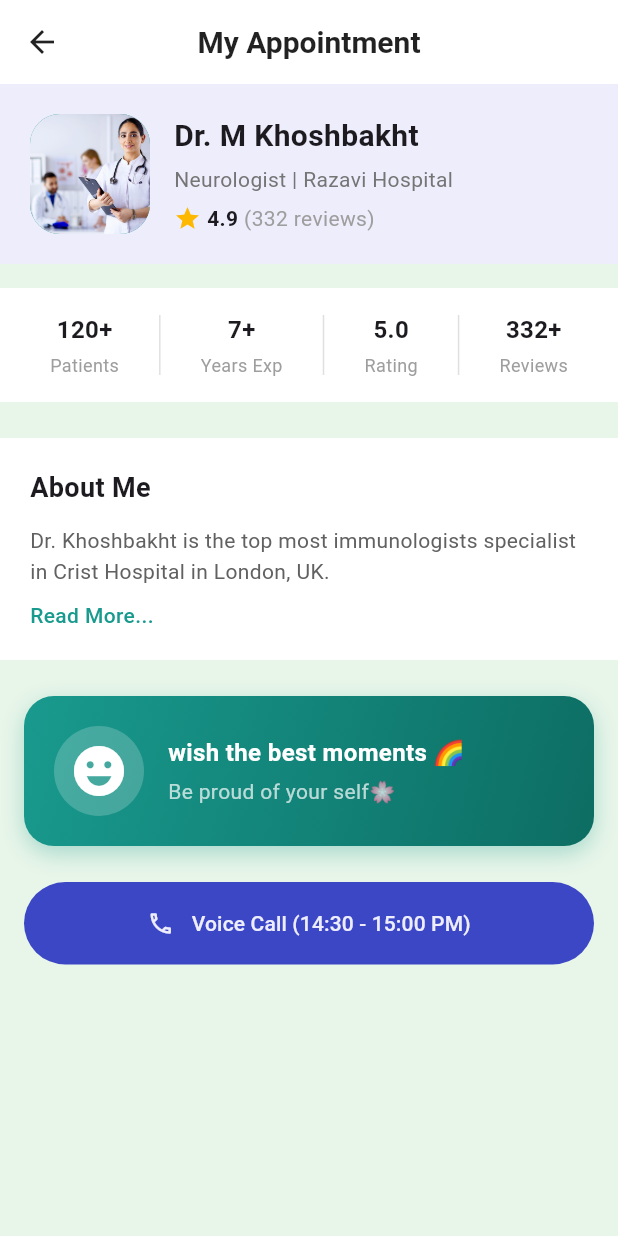
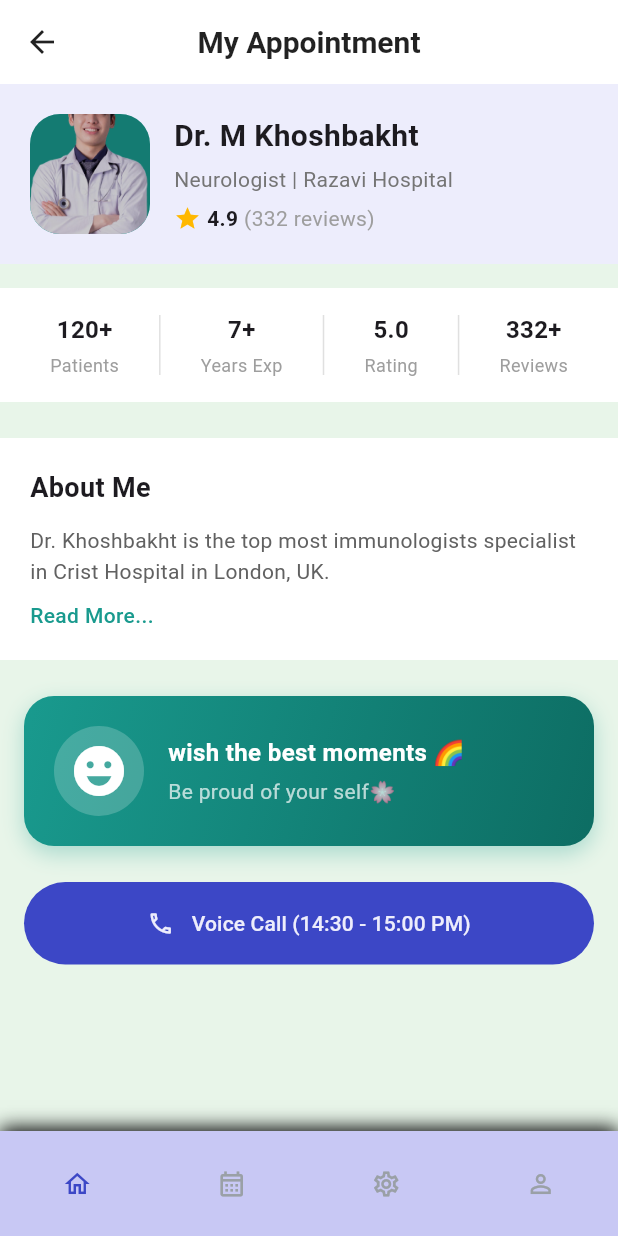
Before and after one commit to ZahraSedighiDev/medical--health, a Flutter app: the ThirdpageView screen opened by its route, on a phone screen of 412 x 824 dp. Run offline on Flutter 3.47's test engine with Material 3 defaults, Android fonts, the phone set to English and light mode, and no system bars; our stand-ins replace get, loading_animation_widget.

Commit message:
appointment page was updated

```diff
--- a/lib/features/secondpage/secondpage_view/navigationbar.dart
+++ b/lib/features/secondpage/secondpage_view/navigationbar.dart
@@ -102,7 +102,7 @@ class NavController extends GetxController {
     }
     else if (index == 0) {
       // رفتن به صفحه اصلی
-      medicalHealth.setPage(0);
+      medicalHealth.setPage(2);
     }
     else if (index == 1) {
       medicalHealth.setPage(2);
--- a/lib/features/secondpage/secondpage_view/topDoctors.dart
+++ b/lib/features/secondpage/secondpage_view/topDoctors.dart
@@ -39,10 +39,10 @@ class TopdoctorsState extends State<TopDoctors> {
               )
             ],
           ),
-          DoctorListCard(name: "James", specialty: "Cardiologist", rating: 4.9
+          DoctorListCard(name: "Dr James", specialty: "Cardiologist", rating: 4.9
               , imageUrl: AppIcons.doctor1, address: "Malek Abad blv , Haghshenas Ave"),
            SizedBox(height: 10,),
-          DoctorListCard(name: "Rosy", specialty: "psychologist", rating: 4.9
+          DoctorListCard(name: "Dr Rosy", specialty: "psychologist", rating: 4.9
               , imageUrl: AppIcons.doctor3, address: "Malek Abad blv , Haghshenas Ave")
 
         ],
--- a/lib/features/thirdpage/thirdpage_view/thirdpage_view.dart
+++ b/lib/features/thirdpage/thirdpage_view/thirdpage_view.dart
@@ -7,6 +7,7 @@ import 'package:medical_health_title/core/theme/app_icons.dart';
 import '../../../core/theme/app_colors.dart';
 import '../../../core/widgets/primary_buttons.dart';
 import '../../homepage/viewmodel/homepage_viewmodel.dart';
+import '../../secondpage/secondpage_view/navigationbar.dart';
 
 class ThirdpageView extends StatefulWidget {
   const ThirdpageView({super.key});
@@ -50,7 +51,7 @@ class ThirdpageViewState extends State<ThirdpageView> {
           ),
         ],
       ),
-      body:  SafeArea(child: SingleChildScrollView(
+      body:  SafeArea(
         child: Column(
           crossAxisAlignment: CrossAxisAlignment.start,
           children: [
@@ -70,14 +71,16 @@ class ThirdpageViewState extends State<ThirdpageView> {
             const SizedBox(height: 24),
             _buildJoyWidget(),
             const SizedBox(height: 24),
-            _buildgetStartedButton(),
-            const SizedBox(height: 20,)
-
+             _buildgetStartedButton(),
 
           ],
         ),
-      )
-      ));
+
+      ),
+      bottomNavigationBar: Navigationbar(),
+
+
+    );
   }
   Widget _buildDoctorHeader ({
     required String doctorName,
@@ -96,7 +99,7 @@ class ThirdpageViewState extends State<ThirdpageView> {
             decoration: BoxDecoration(
               color: const Color(0xFF199A8E) ,
               borderRadius: BorderRadius.circular(20),
-              image:DecorationImage(image: AssetImage(AppIcons.doctor3)
+              image:DecorationImage(image: AssetImage(AppIcons.doctor1)
               , fit: BoxFit.cover,
               ) ,
             ),
```
